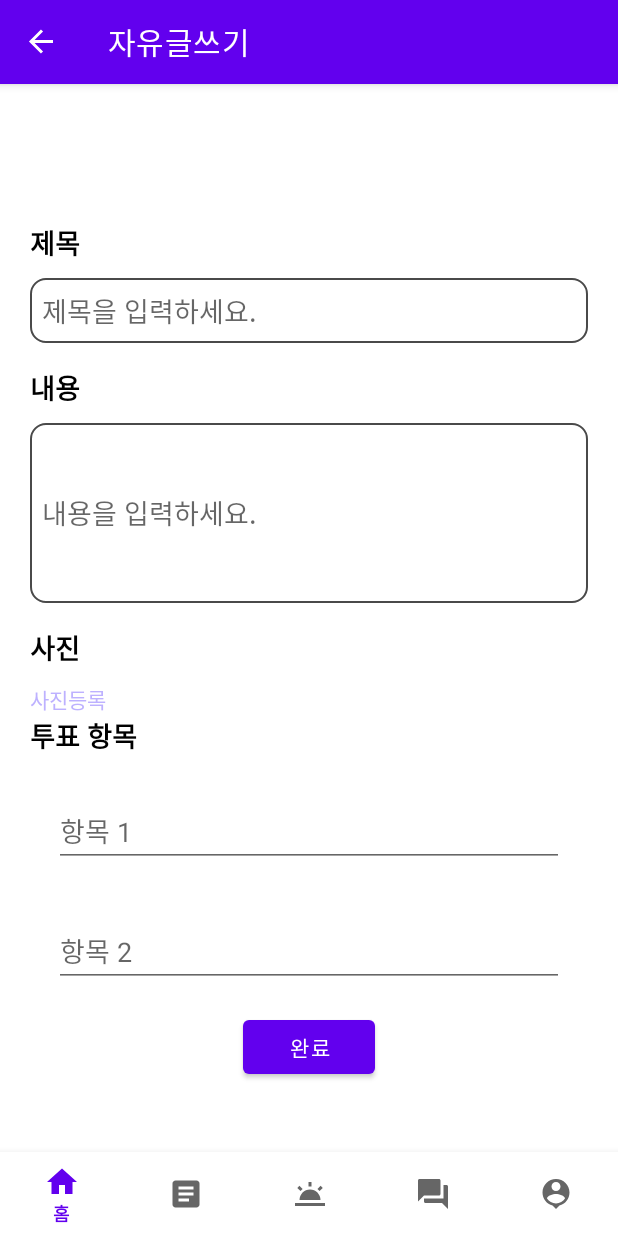
After one commit to yeonaKimm/capstone_, an Android app: the RegVote_Board screen opened through its navigation route, on a phone screen of 412 x 824 dp. The commit adds this screen. Run offline under Robolectric (Android 15) with nearby library versions, the phone set to English and light mode, and no system bars; our stand-ins replace navigation-ui.

Commit message:
게시판 홈 - 투표 게시판

```diff
--- /dev/null
+++ b/app/src/main/java/com/example/myapplication/ui/board/RegVote_Board.java
@@ -0,0 +1,57 @@
+package com.example.myapplication.ui.board;
+
+import android.os.Bundle;
+import android.view.LayoutInflater;
+import android.view.View;
+import android.view.ViewGroup;
+
+import androidx.annotation.NonNull;
+import androidx.annotation.Nullable;
+import androidx.fragment.app.Fragment;
+import androidx.navigation.NavController;
+import androidx.navigation.Navigation;
+
+import com.example.myapplication.R;
+import com.example.myapplication.databinding.BoardRegvoteBinding;
+
+public class RegVote_Board extends Fragment {
+
+    private BoardRegvoteBinding binding; // 바인딩변수 선언
+
+    public static RegVote_Board newInstance() {
+        return new RegVote_Board();
+    }
+
+    @Override
+    public View onCreateView(@NonNull LayoutInflater inflater, @Nullable ViewGroup container,
+                             @Nullable Bundle savedInstanceState) {
+        binding = BoardRegvoteBinding.inflate(inflater, container, false); // 바인딩 초기화
+
+        // register 클릭 시에 이 액션을 트리거하도록 설정함
+        binding.register.setOnClickListener(new View.OnClickListener() {
+            @Override
+            public void onClick(View v) {
+                String topic = binding.topic.getText().toString();
+                String content = binding.content.getText().toString();
+
+                // topic과 content를 데이터베이스에 삽입
+                VoteDBHelper dbHelper = new VoteDBHelper(getContext());
+                dbHelper.insertVote(topic, content);
+
+                // NavController를 가져옴
+                NavController navController = Navigation.findNavController(v);
+
+                // 액션을 트리거하여 navigation_board_printform로 이동
+                navController.navigate(R.id.action_navigation_board_regvote_to_navigation_board_printvote);
+            }
+        });
+
+        return binding.getRoot();
+    }
+
+    @Override
+    public void onDestroyView() {
+        super.onDestroyView();
+        binding = null;
+    }
+}
--- a/app/src/main/res/layout/activity_main.xml
+++ b/app/src/main/res/layout/activity_main.xml
@@ -29,6 +29,6 @@
         app:layout_constraintLeft_toLeftOf="parent"
         app:layout_constraintRight_toRightOf="parent"
         app:layout_constraintTop_toTopOf="parent"
-        app:navGraph="@navigation/mobile_navigation" />
+        app:navGraph="@navigation/board_navigation" />
 
 </androidx.constraintlayout.widget.ConstraintLayout>
--- /dev/null
+++ b/app/src/main/res/layout/board_regvote.xml
@@ -0,0 +1,139 @@
+<?xml version="1.0" encoding="utf-8"?>
+<LinearLayout xmlns:android="http://schemas.android.com/apk/res/android"
+    xmlns:app="http://schemas.android.com/apk/res-auto"
+    xmlns:tools="http://schemas.android.com/tools"
+    android:layout_width="match_parent"
+    android:layout_height="match_parent"
+    android:orientation="vertical"
+    tools:context=".ui.board.PostList_Board"
+    android:layout_margin="20dp">
+
+    <LinearLayout
+        android:orientation="vertical"
+        android:layout_width="match_parent"
+        android:layout_height="wrap_content"
+        android:layout_marginTop="16dp"
+        android:layout_marginBottom="16dp" >
+
+        <!-- 제목 -->
+        <TextView
+            android:layout_width="wrap_content"
+            android:layout_height="wrap_content"
+            android:text="제목"
+            android:textSize="18sp"
+            android:textStyle="bold"
+            android:textColor="#000000"
+            android:layout_marginBottom="10dp"/>
+
+        <EditText
+            android:id="@+id/topic"
+            android:layout_width="match_parent"
+            android:layout_height="wrap_content"
+            android:background="@drawable/edittext_line"
+            android:padding="8dp"
+            android:textColor="#000000"
+            android:hint="제목을 입력하세요."
+            android:inputType="text" />
+
+        <!-- 내용 -->
+        <TextView
+            android:layout_width="wrap_content"
+            android:layout_height="wrap_content"
+            android:text="내용"
+            android:textSize="18sp"
+            android:textStyle="bold"
+            android:textColor="#000000"
+            android:layout_marginTop="16dp"
+            android:layout_marginBottom="10dp"/>
+
+        <EditText
+            android:id="@+id/content"
+            android:layout_width="match_parent"
+            android:layout_height="120dp"
+            android:background="@drawable/edittext_line"
+            android:padding="8dp"
+            android:textColor="#000000"
+            android:hint="내용을 입력하세요."
+            android:inputType="textMultiLine" />
+
+    </LinearLayout>
+
+
+    <!-- 사진 -->
+    <LinearLayout
+        android:orientation="vertical"
+        android:layout_width="match_parent"
+        android:layout_height="wrap_content" >
+        <TextView
+            android:layout_width="60sp"
+            android:layout_height="wrap_content"
+            android:textColor="#000000"
+            android:text="사진"
+            android:textSize="18sp"
+            android:textStyle="bold"
+            android:layout_marginBottom="10dp"/>
+        <LinearLayout
+            android:layout_width="match_parent"
+            android:layout_height="wrap_content"
+            android:orientation="vertical" >
+            <TextView
+                android:id="@+id/tv_photo"
+                android:layout_width="wrap_content"
+                android:layout_height="wrap_content"
+                android:textColor="#BDB1FF"
+                android:text="사진등록"
+                android:clickable="true"
+                android:onClick="selectPhoto"/>
+            <ImageView
+                android:id="@+id/photo"
+                android:layout_width="150dp"
+                android:layout_height="wrap_content"
+                android:adjustViewBounds="true"/>
+        </LinearLayout>
+    </LinearLayout>
+
+    <!-- 투표 -->
+    <LinearLayout
+        android:orientation="vertical"
+        android:layout_width="match_parent"
+        android:layout_height="wrap_content" >
+    <TextView
+        android:layout_width="wrap_content"
+        android:layout_height="wrap_content"
+        android:text="투표 항목"
+        android:textSize="18sp"
+        android:textStyle="bold"
+        android:textColor="#000000"
+        android:layout_marginBottom="10dp"/>
+
+    <EditText
+        android:id="@+id/VoteOption1"
+        android:layout_width="match_parent"
+        android:layout_height="wrap_content"
+        android:hint="항목 1"
+        android:layout_margin="16dp"/>
+
+    <EditText
+        android:id="@+id/VoteOption2"
+        android:layout_width="match_parent"
+        android:layout_height="wrap_content"
+        android:hint="항목 2"
+        android:layout_below="@id/VoteOption2"
+        android:layout_margin="16dp"/>
+    </LinearLayout>
+
+    <!-- 게시글 등록 버튼 -->
+    <LinearLayout
+        android:orientation="horizontal"
+        android:gravity="center"
+        android:layout_width="match_parent"
+        android:layout_height="wrap_content">
+        <Button
+            android:id="@+id/register"
+            android:layout_width="wrap_content"
+            android:layout_height="wrap_content"
+            android:text="완료"
+            android:onClick="register"/>
+    </LinearLayout>
+
+</LinearLayout>
--- a/app/src/main/res/navigation/mobile_navigation.xml
+++ b/app/src/main/res/navigation/board_navigation.xml
@@ -32,6 +32,15 @@
             app:destination="@id/navigation_home"
             app:popUpTo="@id/navigation_home"
             app:popUpToInclusive="true" />
+
+        <!-- 게시판 화면에서 투표글 목록으로 이동하는 액션 -->
+        <action
+            android:id="@+id/action_navigation_board_to_navigation_board_votelist"
+            app:destination="@id/navigation_board_votelist"
+            app:popUpTo="@id/navigation_board_votelist"
+            app:popUpToInclusive="false" />
+
+
     </fragment>
 
     <!-- 게시글 목록 화면 -->
@@ -81,4 +90,53 @@
 
     <!-- 기타 프래그먼트들 -->
     <!-- SafetyFragment, ChatFragment, MypageFragment 등 -->
+
+    <!-- 투표 게시판 화면 -->
+
+
+    <!-- 투표글 목록 화면 -->
+    <fragment
+        android:id="@+id/navigation_board_votelist"
+        android:name="com.example.myapplication.ui.board.VoteList_Board"
+        android:label="@string/title_board_votelist"
+        tools:layout="@layout/board_votelist" >
+
+        <!-- 투표글 목록 화면에서 등록 폼으로 이동하는 액션 -->
+        <action
+            android:id="@+id/action_navigation_board_votelist_to_navigation_board_regvote"
+            app:destination="@id/navigation_board_regvote"
+            app:popUpTo="@id/navigation_board_votelist"
+            app:popUpToInclusive="false" />
+    </fragment>
+
+    <!-- 투표 등록 폼 화면 -->
+    <fragment
+        android:id="@+id/navigation_board_regvote"
+        android:name="com.example.myapplication.ui.board.RegVote_Board"
+        android:label="@string/title_board_regvote"
+        tools:layout="@layout/board_regvote" >
+
+        <!-- 투표등록 폼 화면에서 출력 폼으로 이동하는 액션 -->
+        <action
+            android:id="@+id/action_navigation_board_regvote_to_navigation_board_printvote"
+            app:destination="@id/navigation_board_printvote"
+            app:popUpTo="@id/navigation_board_votelist"
+            app:popUpToInclusive="false"/>
+    </fragment>
+
+    <!-- 투표출력 폼 화면 -->
+    <fragment
+        android:id="@+id/navigation_board_printvote"
+        android:name="com.example.myapplication.ui.board.PrintVote_Board"
+        android:label="@string/title_board_printvote"
+        tools:layout="@layout/board_printvote" >
+
+        <!-- 투표 출력 폼 화면에서 투표글 목록으로 이동하는 액션 -->
+        <action
+            android:id="@+id/action_navigation_board_printvote_to_navigation_board_votelist"
+            app:destination="@id/navigation_board_votelist"
+            app:popUpTo="@id/navigation_board_votelist"
+            app:popUpToInclusive="false" />
+    </fragment>
+
 </navigation>
--- a/app/src/main/res/values/strings.xml
+++ b/app/src/main/res/values/strings.xml
@@ -3,9 +3,13 @@
     <string name="title_home">홈</string>
 
     <string name="title_board">게시판</string>
-    <string name="title_board_postlist">전체게시글</string>
-    <string name="title_board_regform">글쓰기</string>
-    <string name="title_board_printform">게시글</string>
+    <string name="title_board_postlist">자유게시판</string>
+    <string name="title_board_regform">자유글쓰기</string>
+    <string name="title_board_printform">자유게시글</string>
+
+    <string name="title_board_votelist">투표게시판</string>
+    <string name="title_board_regvote">자유글쓰기</string>
+    <string name="title_board_printvote">자유게시글</string>
 
     <string name="title_safety">안전기능</string>
 
```
Also changed, not shown: app/src/main/java/com/example/myapplication/ui/board/MainActivity_Board.java (+14 -2 lines), app/src/main/java/com/example/myapplication/ui/board/PrintVote_Board.java (added, +35 -0 lines), app/src/main/java/com/example/myapplication/ui/board/VoteDBHelper.java (added, +63 -0 lines), app/src/main/java/com/example/myapplication/ui/board/VoteList_Board.java (added, +69 -0 lines), app/src/main/res/layout/board_main.xml (+4 -4 lines), app/src/main/res/layout/board_printvote.xml (added, +40 -0 lines), app/src/main/res/layout/board_votelist.xml (added, +62 -0 lines), app/src/main/res/navigation/vote_navigation.xml (added, +85 -0 lines).
